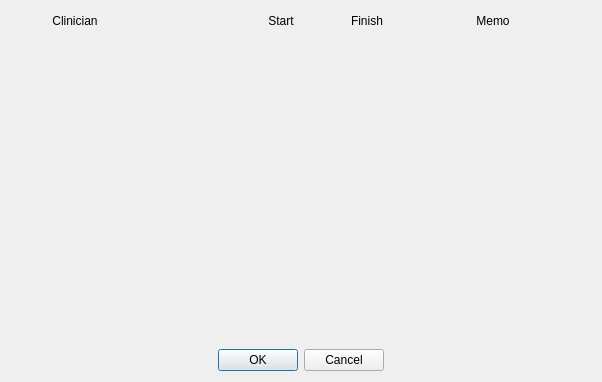
Qt form src/openmolar/qt-designer/aslotEdit.ui (rowinggolfer/openmolar1) before a commit.
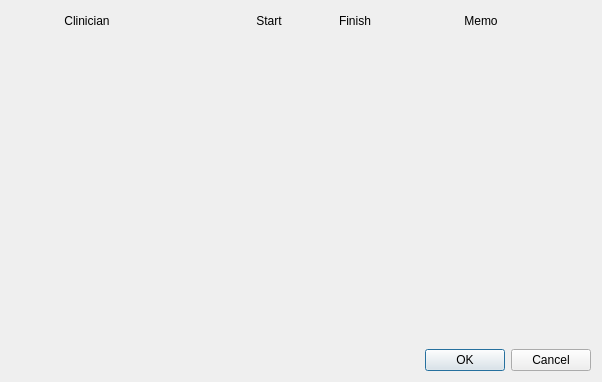
The same form after that commit.

```diff
--- a/src/openmolar/qt-designer/aslotEdit.ui
+++ b/src/openmolar/qt-designer/aslotEdit.ui
@@ -24,19 +24,25 @@
      </property>
      <layout class="QHBoxLayout" name="horizontalLayout">
       <property name="leftMargin">
-       <number>18</number>
+       <number>30</number>
       </property>
       <property name="topMargin">
        <number>0</number>
       </property>
       <property name="rightMargin">
-       <number>18</number>
+       <number>30</number>
       </property>
       <property name="bottomMargin">
        <number>0</number>
       </property>
       <item>
        <widget class="QLabel" name="label">
+        <property name="sizePolicy">
+         <sizepolicy hsizetype="Expanding" vsizetype="Preferred">
+          <horstretch>0</horstretch>
+          <verstretch>0</verstretch>
+         </sizepolicy>
+        </property>
         <property name="minimumSize">
          <size>
           <width>92</width>
@@ -162,7 +168,7 @@
       <set>QDialogButtonBox::Cancel|QDialogButtonBox::Ok</set>
      </property>
      <property name="centerButtons">
-      <bool>true</bool>
+      <bool>false</bool>
      </property>
     </widget>
    </item>
```
